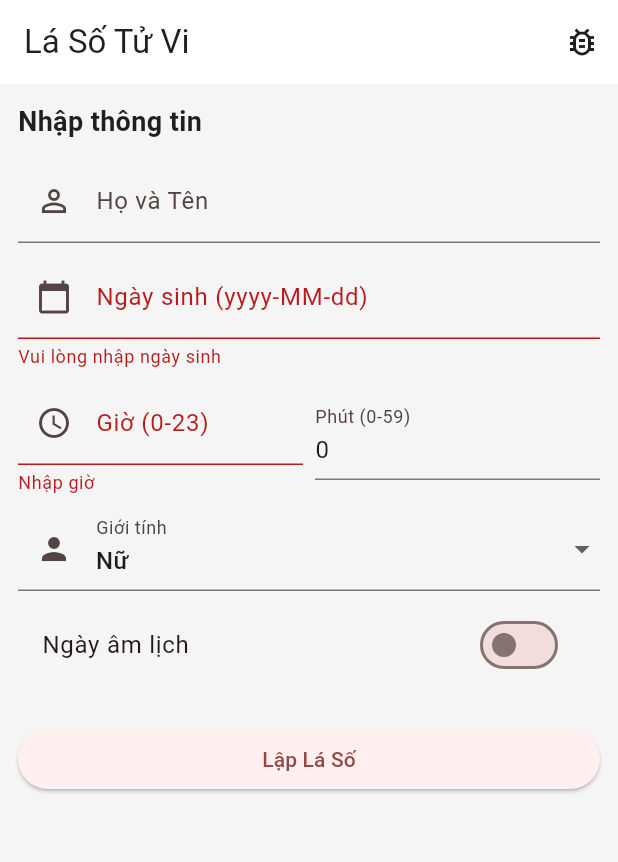
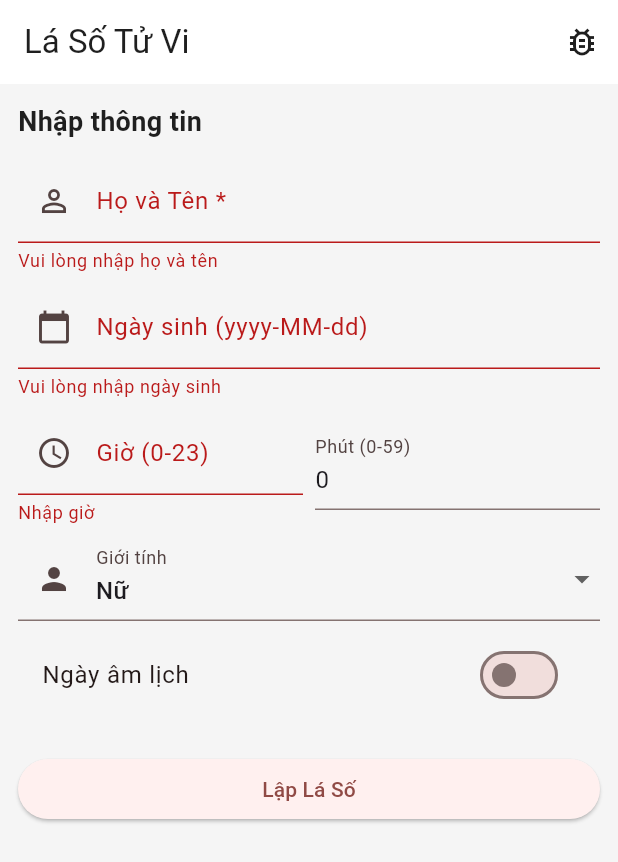
Before and after one commit to duongnh193/Calender-Flutter-App, a Flutter app: the TuViChartScreen screen opened by its route, after a tap on "Lập Lá Số", on a phone screen of 412 x 824 dp. Shown: the top 862 px of the screen. Run offline on Flutter 3.47's test engine with Material 3 defaults, Android fonts, the phone set to English and light mode, and no system bars; our stand-ins replace dio, flutter_dotenv, flutter_riverpod, go_router; network calls fail.

Commit message:
make name input required in TuViChartScreen and add validation for minimum length

```diff
--- a/lib/features/tuvi_chart/presentation/screens/tuvi_chart_screen.dart
+++ b/lib/features/tuvi_chart/presentation/screens/tuvi_chart_screen.dart
@@ -56,7 +56,7 @@ class _TuViChartScreenState extends ConsumerState<TuViChartScreen> {
         minute: int.tryParse(_minuteController.text) ?? 0,
         gender: _selectedGender,
         isLunar: _isLunar,
-        name: _nameController.text.trim().isEmpty ? null : _nameController.text.trim(),
+        name: _nameController.text.trim(),
       );
 
       final result = await repository.generateChart(request);
@@ -116,14 +116,23 @@ class _TuViChartScreenState extends ConsumerState<TuViChartScreen> {
             ),
             const SizedBox(height: AppSpacing.m),
 
-            // Name input (optional)
+            // Name input (required)
             TextFormField(
               controller: _nameController,
               decoration: const InputDecoration(
-                labelText: 'Họ và Tên',
-                hintText: 'Nhập tên người dùng',
+                labelText: 'Họ và Tên *',
+                hintText: 'Nhập họ và tên đầy đủ',
                 prefixIcon: Icon(Icons.person_outline),
               ),
+              validator: (value) {
+                if (value == null || value.trim().isEmpty) {
+                  return 'Vui lòng nhập họ và tên';
+                }
+                if (value.trim().length < 2) {
+                  return 'Họ và tên phải có ít nhất 2 ký tự';
+                }
+                return null;
+              },
             ),
             const SizedBox(height: AppSpacing.s),
 
```
